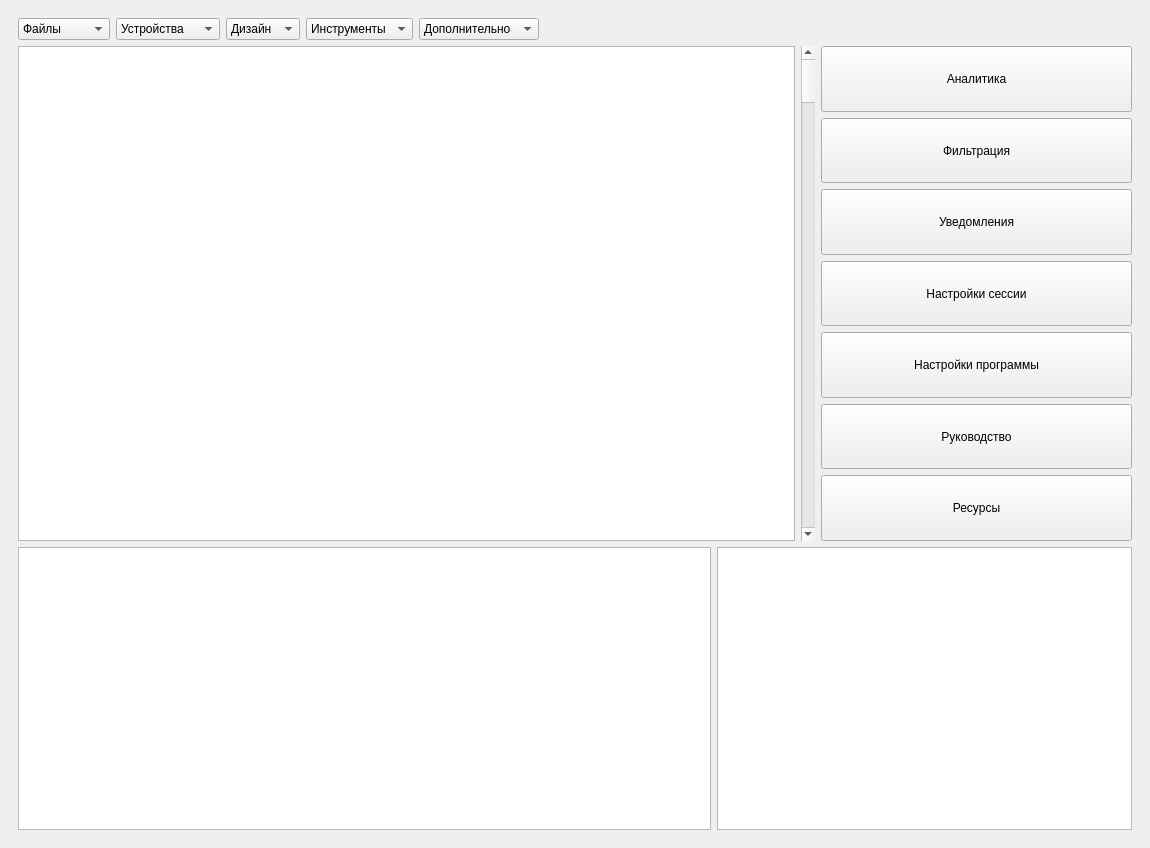
Qt form mainwindow.ui (synestal/Sniffer-no-NDA) before a commit.
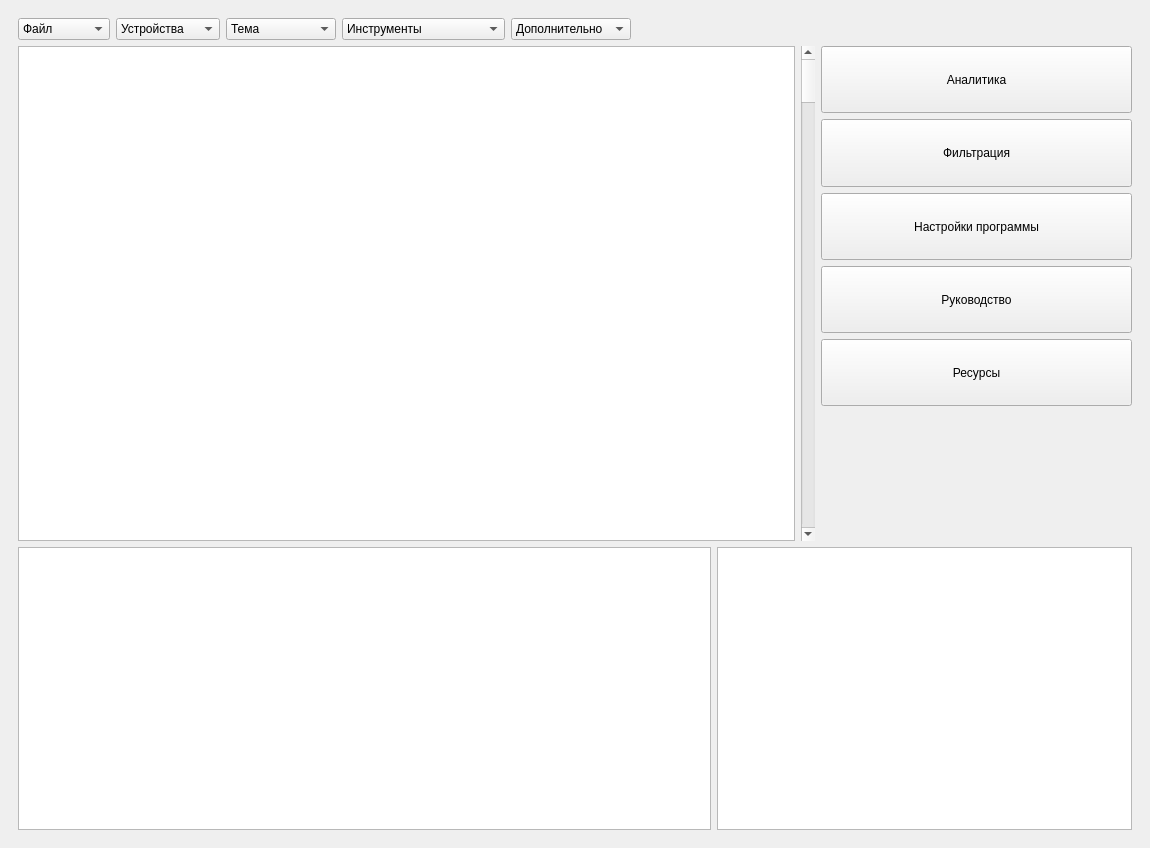
The same form after that commit.

What changed in the file:
```diff
--- a/mainwindow.ui
+++ b/mainwindow.ui
@@ -24,7 +24,7 @@
           <widget class="QComboBox" name="comboBox_3">
            <item>
             <property name="text">
-             <string>Файлы</string>
+             <string>Файл</string>
             </property>
            </item>
            <item>
@@ -32,11 +32,6 @@
              <string>Открыть</string>
             </property>
            </item>
-           <item>
-            <property name="text">
-             <string>Создать</string>
-            </property>
-           </item>
            <item>
             <property name="text">
              <string>Сохранить</string>
@@ -77,7 +72,17 @@
           <widget class="QComboBox" name="comboBox_8">
            <item>
             <property name="text">
-             <string>Дизайн</string>
+             <string>Тема</string>
+            </property>
+           </item>
+           <item>
+            <property name="text">
+             <string>Светлая тема</string>
+            </property>
+           </item>
+           <item>
+            <property name="text">
+             <string>Темная тема</string>
             </property>
            </item>
           </widget>
@@ -89,6 +94,11 @@
              <string>Инструменты</string>
             </property>
            </item>
+           <item>
+            <property name="text">
+             <string>Изменить цвет пакетов</string>
+            </property>
+           </item>
           </widget>
          </item>
          <item>
@@ -98,6 +108,11 @@
              <string>Дополнительно</string>
             </property>
            </item>
+           <item>
+            <property name="text">
+             <string>О программе</string>
+            </property>
+           </item>
           </widget>
          </item>
          <item>
@@ -164,32 +179,6 @@
                </property>
               </widget>
              </item>
-             <item>
-              <widget class="QPushButton" name="pushButton_5">
-               <property name="sizePolicy">
-                <sizepolicy hsizetype="Minimum" vsizetype="Expanding">
-                 <horstretch>0</horstretch>
-                 <verstretch>0</verstretch>
-                </sizepolicy>
-               </property>
-               <property name="text">
-                <string>Уведомления</string>
-               </property>
-              </widget>
-             </item>
-             <item>
-              <widget class="QPushButton" name="pushButton_8">
-               <property name="sizePolicy">
-                <sizepolicy hsizetype="Minimum" vsizetype="Expanding">
-                 <horstretch>0</horstretch>
-                 <verstretch>0</verstretch>
-                </sizepolicy>
-               </property>
-               <property name="text">
-                <string>Настройки сессии</string>
-               </property>
-              </widget>
-             </item>
              <item>
               <widget class="QPushButton" name="pushButton_6">
                <property name="sizePolicy">
@@ -229,6 +218,32 @@
                </property>
               </widget>
              </item>
+             <item>
+              <spacer name="verticalSpacer_2">
+               <property name="orientation">
+                <enum>Qt::Vertical</enum>
+               </property>
+               <property name="sizeHint" stdset="0">
+                <size>
+                 <width>20</width>
+                 <height>40</height>
+                </size>
+               </property>
+              </spacer>
+             </item>
+             <item>
+              <spacer name="verticalSpacer">
+               <property name="orientation">
+                <enum>Qt::Vertical</enum>
+               </property>
+               <property name="sizeHint" stdset="0">
+                <size>
+                 <width>20</width>
+                 <height>40</height>
+                </size>
+               </property>
+              </spacer>
+             </item>
             </layout>
            </item>
           </layout>
```
